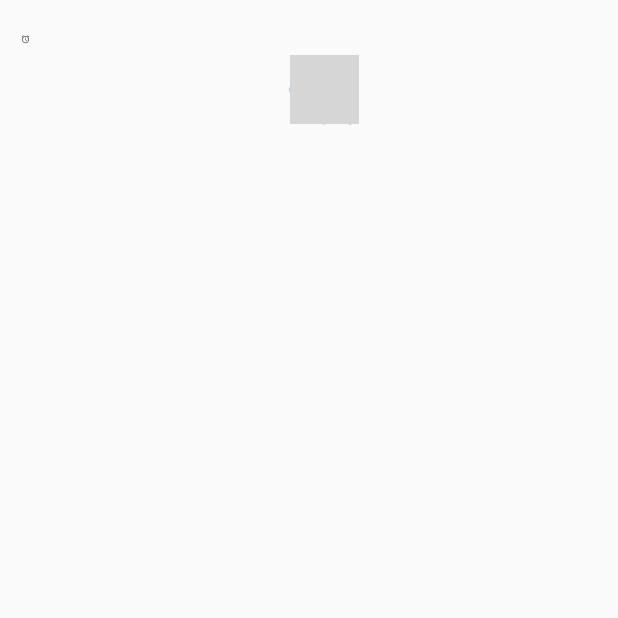
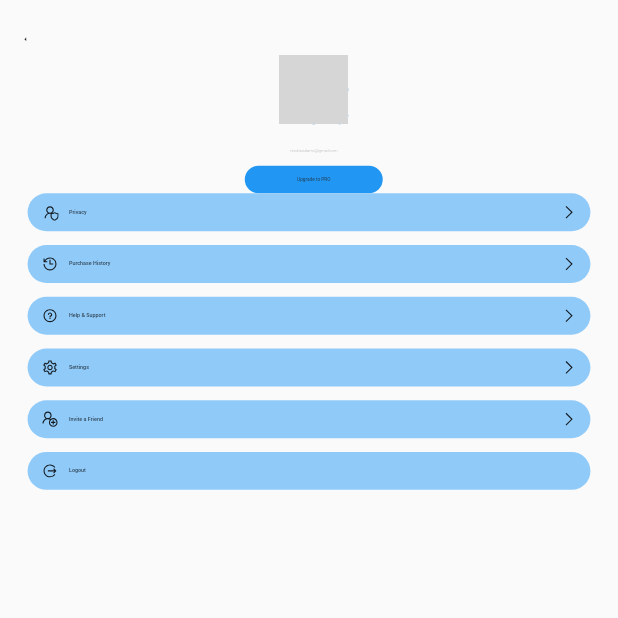
Before and after one commit to osamhack2022/WEB_APP_MWMS_RackVisor, a Flutter app: the FourthPage screen opened directly, on a phone screen of 412 x 824 dp, the top half of it. Run offline on Flutter 3.47's test engine with Material 2 defaults, Android fonts, the phone set to English and light mode, and no system bars; our stand-ins replace flutter_screenutil, get, hexcolor, image_picker, line_awesome_flutter, stylish_bottom_bar; missing offline and left inert: qr_code_scanner; network calls fail; grey boxes are pictures that could not be loaded.

Commit message:
friday21

```diff
--- /dev/null
+++ b/APP(FE)/myapp/lib/model/profile_list_item.dart
@@ -0,0 +1,58 @@
+import 'package:flutter/material.dart';
+import 'package:flutter_screenutil/flutter_screenutil.dart';
+import 'package:line_awesome_flutter/line_awesome_flutter.dart';
+
+import '../utils/constants.dart';
+
+class ProfileListItem extends StatelessWidget {
+  final IconData? icon;
+  final String? text;
+  final bool hasNavigation;
+
+  const ProfileListItem({
+    Key? key,
+    this.icon,
+    this.text,
+    this.hasNavigation = true,
+  }) : super(key: key);
+
+  @override
+  Widget build(BuildContext context) {
+    return Container(
+      height: kSpacingUnit.w * 5.5,
+      margin: EdgeInsets.symmetric(
+        horizontal: kSpacingUnit.w * 4,
+      ).copyWith(
+        bottom: kSpacingUnit.w * 2,
+      ),
+      padding: EdgeInsets.symmetric(
+        horizontal: kSpacingUnit.w * 2,
+      ),
+      decoration: BoxDecoration(
+        borderRadius: BorderRadius.circular(kSpacingUnit.w * 3),
+        color: Theme.of(context).backgroundColor,
+      ),
+      child: Row(
+        children: <Widget>[
+          Icon(
+            this.icon,
+            size: kSpacingUnit.w * 2.5,
+          ),
+          SizedBox(width: kSpacingUnit.w * 1.5),
+          Text(
+            this.text!,
+            style: kTitleTextStyle.copyWith(
+              fontWeight: FontWeight.w500,
+            ),
+          ),
+          Spacer(),
+          if (this.hasNavigation)
+            Icon(
+              LineAwesomeIcons.angle_right,
+              size: kSpacingUnit.w * 2.5,
+            ),
+        ],
+      ),
+    );
+  }
+}
--- a/APP(FE)/myapp/lib/view/Fourth_page.dart
+++ b/APP(FE)/myapp/lib/view/Fourth_page.dart
@@ -1,82 +1,153 @@
 import 'package:flutter/material.dart';
 import 'package:flutter_screenutil/flutter_screenutil.dart';
+import 'package:get/get.dart';
+import 'package:line_awesome_flutter/line_awesome_flutter.dart';
+import 'package:myapp/model/login_model.dart';
+import '../model/profile_list_item.dart';
+import '../utils/constants.dart';
 
-import 'package:get/get.dart';
-import 'package:myapp/model/login_model.dart';
-import 'package:myapp/utils/global_colors.dart';
+class MyApp extends StatelessWidget {
+  // This widget is the root of your application.
+  @override
+  Widget build(BuildContext context) {
+    return MaterialApp(
+      debugShowCheckedModeBanner: false,
+      theme: kDarkTheme,
+      home: FourthPage(),
+    );
+  }
+}
 
 class FourthPage extends StatelessWidget {
   LoginModel loginModel = Get.put(LoginModel());
-
   @override
   Widget build(BuildContext context) {
     ScreenUtil.init(context, designSize: const Size(896, 414));
 
-    var userInfo = Expanded(
+    var profileInfo = Expanded(
       child: Column(
-                  children: [
+        children: <Widget>[
           Container(
-                      height:  10.w * 10,
-                      width: 10.w * 10,
-                      margin: EdgeInsets.only(top: 10.w * 3),
+            height: kSpacingUnit.w * 10,
+            width: kSpacingUnit.w * 10,
+            margin: EdgeInsets.only(top: kSpacingUnit.w * 3),
             child: Stack(
-                        children: [
-                          // 이미지 원모양안
+              children: <Widget>[
                 CircleAvatar(
-                          radius: 10.w * 5,
+                  radius: kSpacingUnit.w * 5,
                   backgroundImage: NetworkImage(loginModel.unitPhotos),
                 ),
-
                 Align(
                   alignment: Alignment.bottomRight,
                   child: Container(
-                          height: 10.w * 2.5,
-                          width: 10.w * 2.5,
-                          decoration: const BoxDecoration(
-                          color: Colors.black,
-                          shape: BoxShape.circle
+                    height: kSpacingUnit.w * 2.5,
+                    width: kSpacingUnit.w * 2.5,
+                    decoration: BoxDecoration(
+                      color: Theme.of(context).accentColor,
+                      shape: BoxShape.circle,
                     ),
+                    child: Center(
+                      heightFactor: kSpacingUnit.w * 1.5,
+                      widthFactor: kSpacingUnit.w * 1.5,
                       child: Icon(
                         Icons.add,
-                        color: GlobalColors.textColor,
-                        size: ScreenUtil().setSp(10.w * 1.5),
+                        color: kDarkPrimaryColor,
+                        size: ScreenUtil().setSp(kSpacingUnit.w * 1.5),
                       ),
                     ),
                   ),
-                        ]
+                ),
+              ],
             ),
           ),
-                    SizedBox(height: 10.w * 2),
-
-                    Text(loginModel.unitName),
-                    SizedBox(height: 10.w * 0.5),
-
+          SizedBox(height: kSpacingUnit.w * 2),
+          Text(
+            loginModel.unitName,
+            style: kTitleTextStyle,
+          ),
+          SizedBox(height: kSpacingUnit.w * 0.5),
+          Text(
+            'nicolasadams@gmail.com',
+            style: kCaptionTextStyle,
+          ),
+          SizedBox(height: kSpacingUnit.w * 2),
+          Container(
+            height: kSpacingUnit.w * 4,
+            width: kSpacingUnit.w * 20,
+            decoration: BoxDecoration(
+              borderRadius: BorderRadius.circular(kSpacingUnit.w * 3),
+              color: Theme.of(context).accentColor,
+            ),
+            child: Center(
+              child: Text(
+                'Upgrade to PRO',
+                style: kButtonTextStyle,
+              ),
+            ),
+          ),
         ],
       ),
     );
+
+
+    var header = Row(
+      mainAxisAlignment: MainAxisAlignment.spaceBetween,
+      crossAxisAlignment: CrossAxisAlignment.start,
+      children: <Widget>[
+        SizedBox(width: kSpacingUnit.w * 3),
+        Icon(
+          Icons.arrow_left,
+          size: ScreenUtil().setSp(kSpacingUnit.w * 3),
+        ),
+        profileInfo,
+        SizedBox(width: kSpacingUnit.w * 3),
+      ],
+    );
+
+    return Container(
+      child: Builder(
+        builder: (context) {
           return Scaffold(
             body: Column(
-        children: [
-
-          SizedBox(height: 10.w * 5),
-
-          Row(
-            mainAxisAlignment: MainAxisAlignment.spaceBetween,
-            crossAxisAlignment: CrossAxisAlignment.start,
-            children: [
-              SizedBox(width: 10.w * 3),
-
-              Icon(Icons.access_alarm_sharp,
-              size: ScreenUtil().setSp(10.w * 3),
+              children: <Widget>[
+                SizedBox(height: kSpacingUnit.w * 5),
+                header,
+                Expanded(
+                  child: ListView(
+                    children: <Widget>[
+                      ProfileListItem(
+                        icon: LineAwesomeIcons.user_shield,
+                        text: 'Privacy',
                       ),
-
-              userInfo,
-
-
-
+                      ProfileListItem(
+                        icon: LineAwesomeIcons.history,
+                        text: 'Purchase History',
+                      ),
+                      ProfileListItem(
+                        icon: LineAwesomeIcons.question_circle,
+                        text: 'Help & Support',
+                      ),
+                      ProfileListItem(
+                        icon: LineAwesomeIcons.cog,
+                        text: 'Settings',
+                      ),
+                      ProfileListItem(
+                        icon: LineAwesomeIcons.user_plus,
+                        text: 'Invite a Friend',
+                      ),
+                      ProfileListItem(
+                        icon: LineAwesomeIcons.alternate_sign_out,
+                        text: 'Logout',
+                        hasNavigation: false,
+                      ),
                     ],
+                  ),
                 )
-      ]),
+              ],
+            ),
+          );
+        },
+      ),
     );
   }
 }
--- a/APP(FE)/myapp/pubspec.yaml
+++ b/APP(FE)/myapp/pubspec.yaml
@@ -59,6 +59,12 @@ dependencies:
   #image_picker
   image_picker: ^0.8.6
 
+  #icon
+  line_awesome_flutter: ^2.0.0
+
+  #qrScanner
+  qr_code_scanner: ^1.0.1
+
 dev_dependencies:
   flutter_test:
     sdk: flutter
```
Also changed, not shown: APP(FE)/myapp/lib/screen/qrScreen.dart (added, +65 -0 lines), APP(FE)/myapp/lib/view/twice_page.dart (added, +59 -0 lines), APP(FE)/myapp/pubspec.lock. Lines whose indentation alone changed are shown as unchanged.
